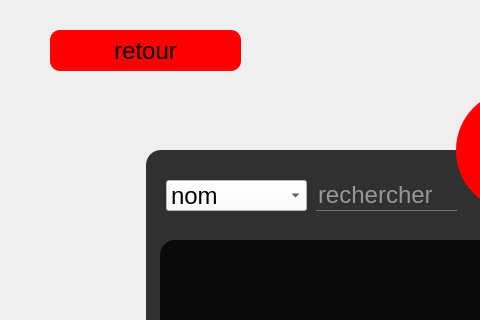
The window that policestation.ui (nefissaKhiari/Smart_Plolice_Station) describes before a commit, drawn with Qt 5; both pictures show x 0 to 480 and y 0 to 320 of the 1500 by 750 pixel window.
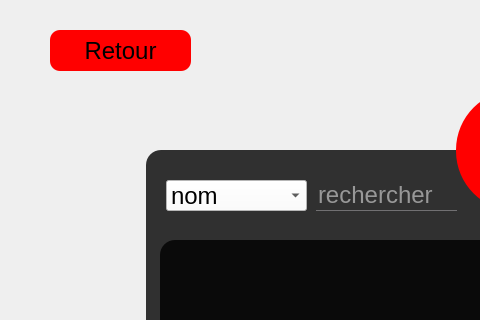
The same window after the commit. The open tabs and pages were chosen to show the change. Icons and pictures are not drawn.

The edit to the form file:
```diff
--- a/policestation.ui
+++ b/policestation.ui
@@ -8200,12 +8200,12 @@
        <rect>
         <x>50</x>
         <y>30</y>
-        <width>191</width>
+        <width>141</width>
         <height>41</height>
        </rect>
       </property>
       <property name="text">
-       <string>retour</string>
+       <string>Retour</string>
       </property>
       <property name="icon">
        <iconset>
```
Left out of the diff: 22 changed lines with no effect on the pictures.
